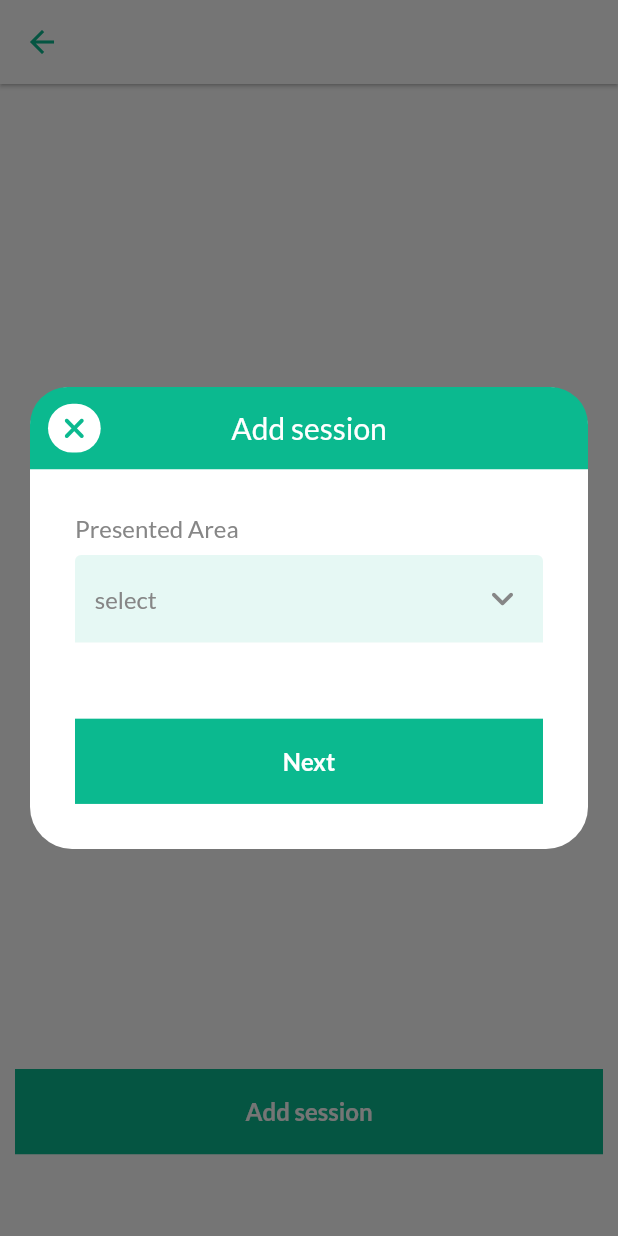
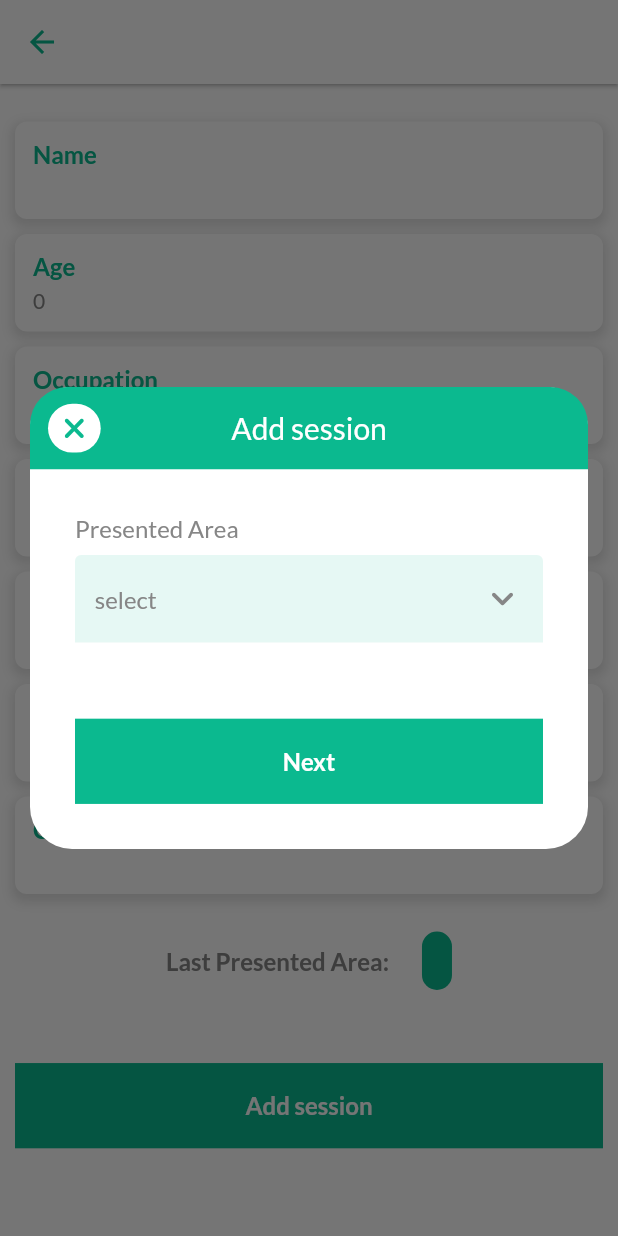
Before and after one commit to IbrahimKhattab172000/al3yadah_app, a Flutter app: the PatientFilesView screen opened directly with empty values, after a tap on "Add session", on a phone screen of 412 x 824 dp. Run offline on Flutter 3.47's test engine with Material 3 defaults, Android fonts, the phone set to English and light mode, and no system bars; our stand-ins replace cached_network_image, cloud_firestore, country_code_picker, easy_localization, firebase_core, firebase_messaging and 9 more; missing offline and left inert: flutter_ringtone_player; accounts and stored records are empty.

Commit message:
adjusted PatientFilesView

```diff
--- a/lib/view/patient_files/view.dart
+++ b/lib/view/patient_files/view.dart
@@ -1,11 +1,13 @@
 import 'package:al3yadah_app/core/handlers/new_patient_alt/handler.dart';
+import 'package:al3yadah_app/core/helpers/app_colors.dart';
+import 'package:al3yadah_app/core/helpers/dimensions.dart';
 import 'package:al3yadah_app/core/helpers/utils.dart';
 import 'package:al3yadah_app/core/models/patient.dart';
-import 'package:al3yadah_app/core/repository/patient_main.dart';
 import 'package:al3yadah_app/view/add_session/view.dart';
 import 'package:al3yadah_app/view/patient_files/widget/session_card.dart';
+import 'package:al3yadah_app/widgets/app/app_data_show_card.dart';
 import 'package:al3yadah_app/widgets/app_app_bar.dart';
-
+import 'package:al3yadah_app/widgets/app_text.dart';
 import 'package:flutter/material.dart';
 import 'package:flutter_bloc/flutter_bloc.dart';
 
@@ -14,19 +16,114 @@ class PatientFilesView extends StatelessWidget {
 
   const PatientFilesView({Key? key, required this.patient}) : super(key: key);
 
+  Widget _buildCard(String title, dynamic value) {
+    return Container(
+      margin: const EdgeInsets.symmetric(vertical: 5),
+      decoration: BoxDecoration(
+        borderRadius: BorderRadius.circular(8.0),
+        color: Colors.white,
+        boxShadow: [
+          BoxShadow(
+            color: Colors.grey.withOpacity(0.3),
+            spreadRadius: 2,
+            blurRadius: 5,
+            offset: const Offset(0, 3),
+          ),
+        ],
+      ),
+      child: Padding(
+        padding: const EdgeInsets.all(12.0),
+        child: Column(
+          crossAxisAlignment: CrossAxisAlignment.start,
+          children: [
+            AppText(
+              title: title,
+              color: AppColors.primary,
+              fontSize: 16,
+              fontWeight: FontWeight.w700,
+            ),
+            const SizedBox(height: 5),
+            AppText(
+              title: value.toString(),
+              color: AppColors.txtFieldlable2,
+              fontSize: 14,
+            ),
+          ],
+        ),
+      ),
+    );
+  }
+
   @override
   Widget build(BuildContext context) {
     return BlocBuilder<PatientMainHandler, PatientMainState>(
       builder: (context, state) {
         return Scaffold(
           appBar: AppAppBar(title: patient.name),
-          body: Padding(
+          body: SingleChildScrollView(
+            child: Padding(
               padding: const EdgeInsets.symmetric(horizontal: 10, vertical: 20),
               child: Column(
+                crossAxisAlignment: CrossAxisAlignment.stretch,
                 children: [
-                Expanded(
-                  child: ListView.builder(
-                    physics: const BouncingScrollPhysics(),
+                  ...[
+                    AppDataShowCard(
+                      title: "Name",
+                      value: patient.name,
+                    ),
+                    AppDataShowCard(
+                      title: "Age",
+                      value: patient.age.toString(),
+                    ),
+                    AppDataShowCard(
+                      title: "Occupation",
+                      value: patient.occupation,
+                    ),
+                    AppDataShowCard(
+                      title: "Medical Reference",
+                      value: patient.medicalRef,
+                    ),
+                    AppDataShowCard(
+                      title: "Weight",
+                      value: patient.weight.toString(),
+                    ),
+                    AppDataShowCard(
+                      title: "Chief Complaint",
+                      value: patient.chiefComplaint,
+                    ),
+                    AppDataShowCard(
+                      title: "Course",
+                      value: patient.course,
+                    ),
+                    const SizedBox(height: 20),
+                    Row(
+                      mainAxisAlignment: MainAxisAlignment.center,
+                      children: [
+                        AppText(
+                          title: "Last Presented Area:",
+                          color: AppColors.txtFieldlable2,
+                          fontWeight: FontWeight.w700,
+                        ),
+                        SizedBox(width: 20.width),
+                        Container(
+                          decoration: BoxDecoration(
+                            color: AppColors.primary,
+                            borderRadius: BorderRadius.circular(20),
+                          ),
+                          padding: const EdgeInsets.all(10),
+                          child: AppText(
+                            title: patient.presentedArea,
+                            color: AppColors.white,
+                            fontWeight: FontWeight.w700,
+                          ),
+                        ),
+                      ],
+                    ),
+                  ],
+                  SizedBox(height: 24.height),
+                  ListView.builder(
+                    shrinkWrap: true,
+                    physics: const NeverScrollableScrollPhysics(),
                     itemCount: patient.sessions.length,
                     itemBuilder: (context, index) {
                       return SessionCard(
@@ -35,7 +132,7 @@ class PatientFilesView extends StatelessWidget {
                       );
                     },
                   ),
-                ),
+                  SizedBox(height: 24.height),
                   AddSessionView(
                     newPatientAltHandler: context.read<PatientMainHandler>(),
                     currentPatient: patient,
@@ -44,6 +141,7 @@ class PatientFilesView extends StatelessWidget {
                 ],
               ),
             ),
+          ),
         );
       },
     );
```
Lines whose indentation alone changed are shown as unchanged.
